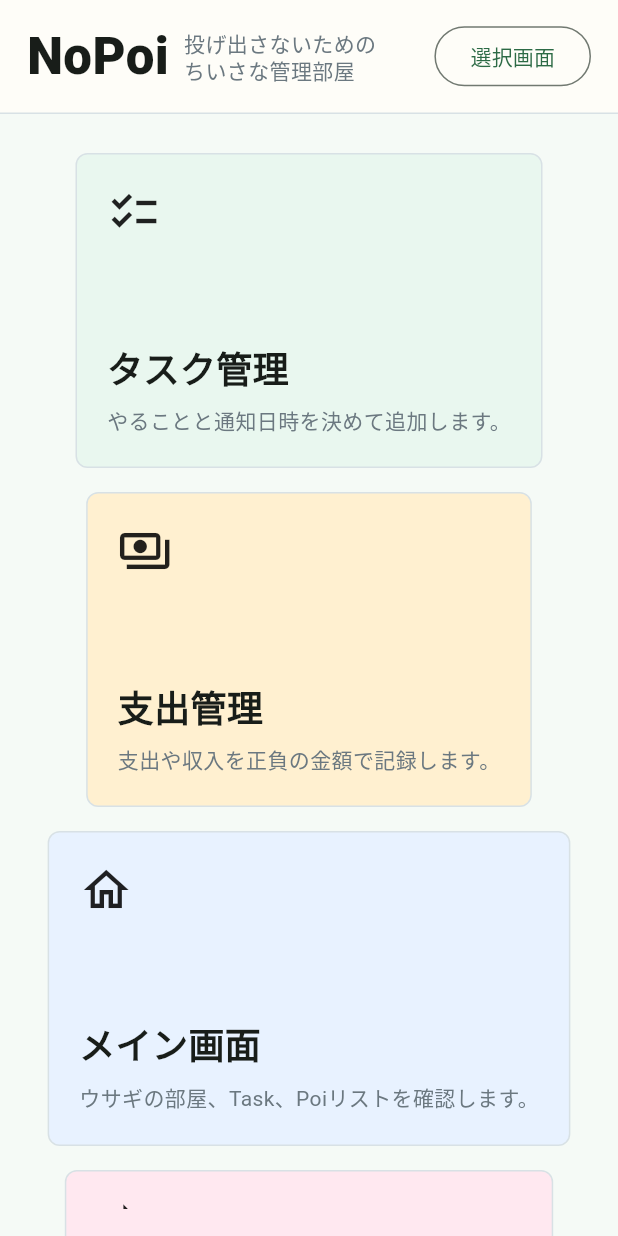
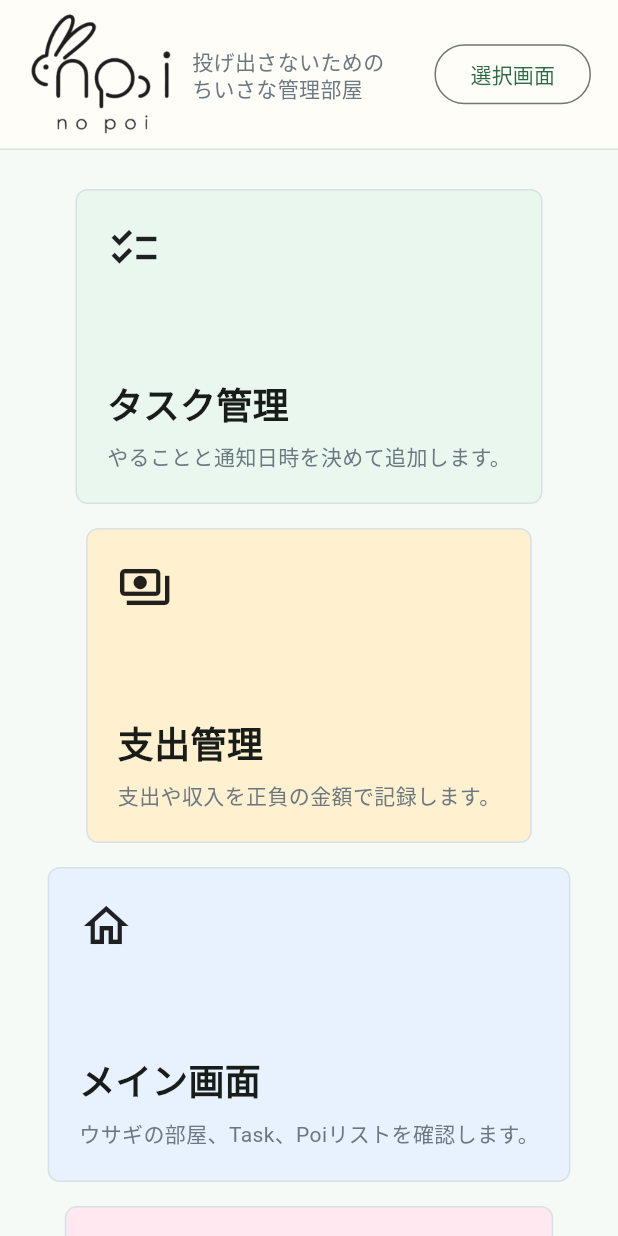
Before and after one commit to yu91ta/no-poi, a Flutter app: the screen it shows after launch, on a phone screen of 412 x 824 dp. Run offline on Flutter 3.47's test engine with Material 3 defaults, Android fonts, the phone set to English and light mode, and no system bars; our stand-ins replace audioplayers, flutter_local_notifications, shared_preferences, timezone; Roboto replaces fonts that are missing (sans); statements that could not run were skipped.

```diff
--- a/lib/main.dart
+++ b/lib/main.dart
@@ -757,7 +757,7 @@ class _Header extends StatelessWidget {
   @override
   Widget build(BuildContext context) {
     return Container(
-      height: 76,
+      height: 100,
       padding: const EdgeInsets.symmetric(horizontal: 18),
       decoration: BoxDecoration(
         color: const Color(0xfffffdf8).withValues(alpha: .92),
@@ -765,10 +765,9 @@ class _Header extends StatelessWidget {
       ),
       child: Row(
         children: [
-          const Text(
-            'NoPoi',
-            style: TextStyle(fontSize: 34, fontWeight: FontWeight.w900),
-          ),
+          Image.asset('assets/images/logo.png', width: 100, height: 100
+          filterQuality: FilterQuality.high
+          isAntiAlias: true,),
           const SizedBox(width: 10),
           const Expanded(
             child: Text(
--- a/pubspec.yaml
+++ b/pubspec.yaml
@@ -26,3 +26,4 @@ flutter:
   assets:
     - assets/images/room.png
     - assets/sounds/poi.mp3
+    - assets/images/logo.png
```
Also changed, not shown: assets/images/logo.png (added).
